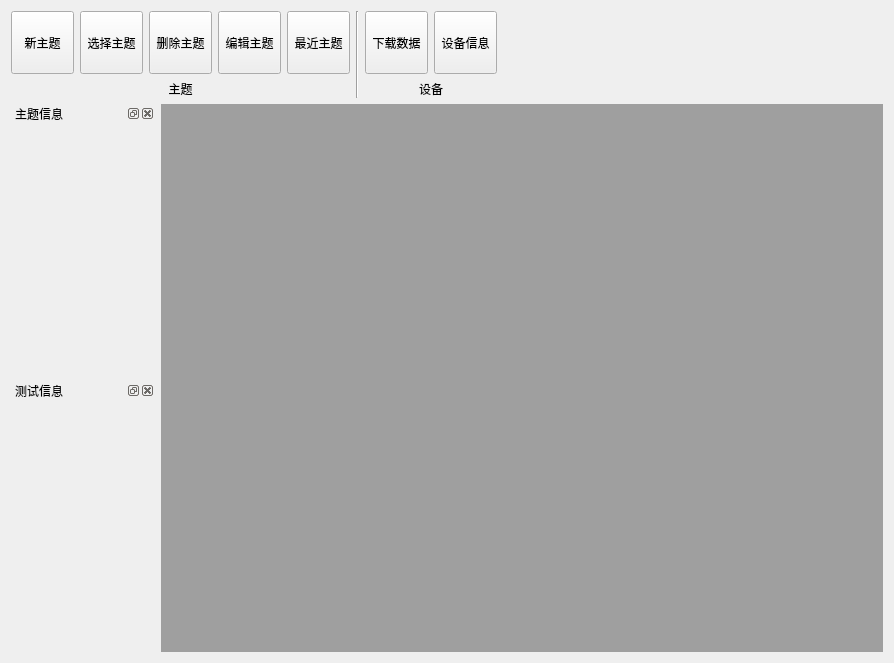
Old version of the form Bodystat/ui/maindlg.ui in the repository hym-dn/Bodystat.
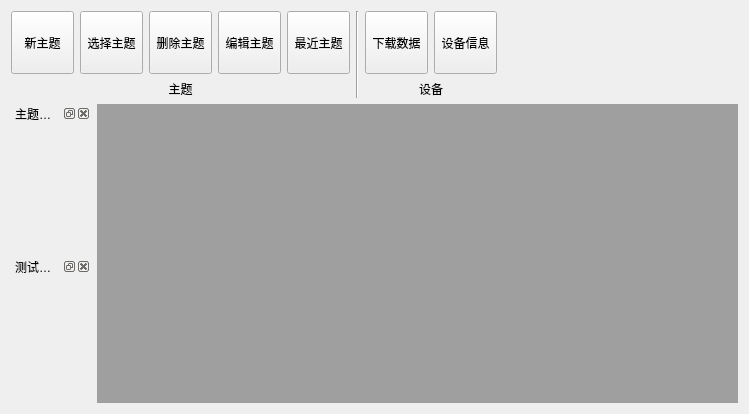
New version of the form.

Patch:
```diff
--- a/Bodystat/ui/maindlg.ui
+++ b/Bodystat/ui/maindlg.ui
@@ -6,8 +6,8 @@
    <rect>
     <x>0</x>
     <y>0</y>
-    <width>894</width>
-    <height>663</height>
+    <width>749</width>
+    <height>414</height>
    </rect>
   </property>
   <property name="font">
@@ -331,7 +331,7 @@
     </layout>
    </item>
    <item>
-    <layout class="QHBoxLayout" name="horizontalLayout_2" stretch="1,5">
+    <layout class="QHBoxLayout" name="horizontalLayout_2" stretch="1,8">
      <item>
       <layout class="QVBoxLayout" name="verticalLayout_2">
        <item>
```
